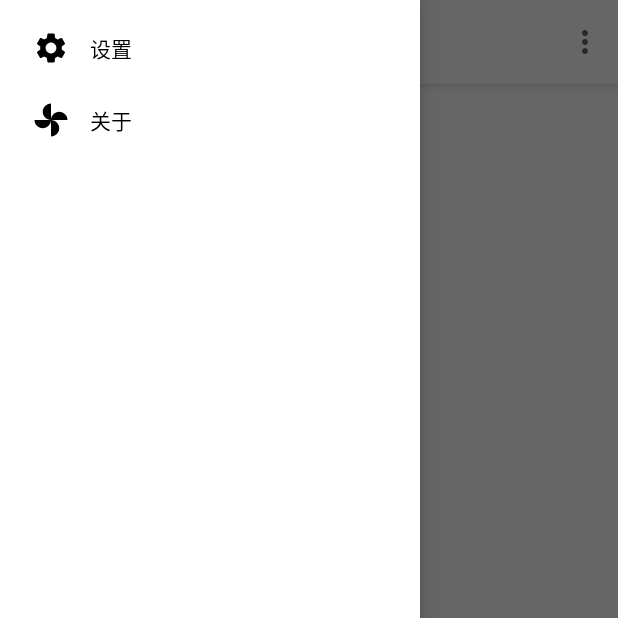
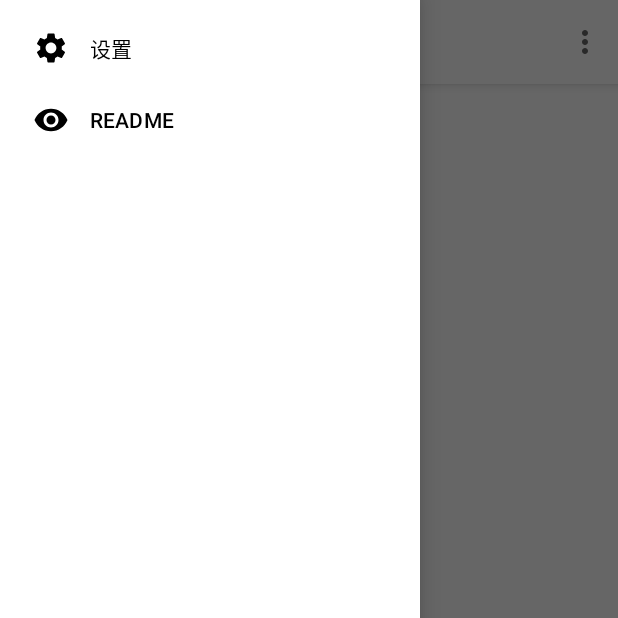
Before and after one commit to FuShaoLei/Memory, an Android app: the screen it shows after launch (MainActivity), with the side drawer open, on a phone screen of 412 x 824 dp, the top half of it. Run offline under Robolectric (Android 15) with nearby library versions, the phone set to English and light mode, and no system bars; our stand-ins replace RxJava; libraries missing offline, so code that uses them is left out: com.chad.library, com.tencent.mmkv; pictures from the network do not load; 4 statements that could not run were skipped.

Commit message:
加入了webview

```diff
--- a/app/src/main/AndroidManifest.xml
+++ b/app/src/main/AndroidManifest.xml
@@ -12,10 +12,12 @@
         android:name=".app.App"
         android:roundIcon="@mipmap/ic_launcher_round"
         android:supportsRtl="true"
+        android:usesCleartextTraffic="true"
         android:theme="@style/AppTheme">
         <activity
             android:name=".module.SettingActivity"
             android:label="@string/title_activity_setting"></activity>
+        <activity android:name=".module.WebViewActivity"/>
         <activity android:name=".module.detail.DetailActivity" />
         <activity android:name=".module.main.MainActivity">
             <intent-filter>
--- /dev/null
+++ b/app/src/main/java/github/fushaolei/constant/WebViewConstant.java
@@ -0,0 +1,10 @@
+package github.fushaolei.constant;
+
+/**
+ * @Auther: fushaolei
+ * @datetime: 2021/2/13
+ * @desc:
+ */
+public interface WebViewConstant {
+    String README = "https://github.com/FuShaoLei/hexo-theme-white/blob/master/README.md";
+}
--- /dev/null
+++ b/app/src/main/res/drawable/ic_readme.xml
@@ -0,0 +1,10 @@
+<vector xmlns:android="http://schemas.android.com/apk/res/android"
+    android:width="24dp"
+    android:height="24dp"
+    android:viewportWidth="24"
+    android:viewportHeight="24"
+    android:tint="?attr/colorControlNormal">
+  <path
+      android:fillColor="@android:color/white"
+      android:pathData="M12,4.5C7,4.5 2.73,7.61 1,12c1.73,4.39 6,7.5 11,7.5s9.27,-3.11 11,-7.5c-1.73,-4.39 -6,-7.5 -11,-7.5zM12,17c-2.76,0 -5,-2.24 -5,-5s2.24,-5 5,-5 5,2.24 5,5 -2.24,5 -5,5zM12,9c-1.66,0 -3,1.34 -3,3s1.34,3 3,3 3,-1.34 3,-3 -1.34,-3 -3,-3z"/>
+</vector>
--- a/app/src/main/res/layout/activity_setting.xml
+++ b/app/src/main/res/layout/activity_setting.xml
@@ -1,3 +1,4 @@
+<?xml version="1.0" encoding="utf-8"?>
 <androidx.coordinatorlayout.widget.CoordinatorLayout xmlns:android="http://schemas.android.com/apk/res/android"
     xmlns:app="http://schemas.android.com/apk/res-auto"
     android:layout_width="match_parent"
--- a/app/src/main/res/menu/drawer_menu.xml
+++ b/app/src/main/res/menu/drawer_menu.xml
@@ -5,8 +5,8 @@
         android:icon="@drawable/ic_setting"
         android:title="设置" />
     <item
-        android:id="@+id/about"
-        android:icon="@drawable/ic_toys"
-        android:title="关于" />
+        android:id="@+id/readme"
+        android:icon="@drawable/ic_readme"
+        android:title="README" />
 
 </menu>
```
Also changed, not shown: app/src/main/java/github/fushaolei/module/WebViewActivity.java (added, +53 -0 lines), app/src/main/java/github/fushaolei/module/main/MainActivity.java (+7 -0 lines), app/src/main/res/layout/activity_webview.xml (added, +32 -0 lines).
